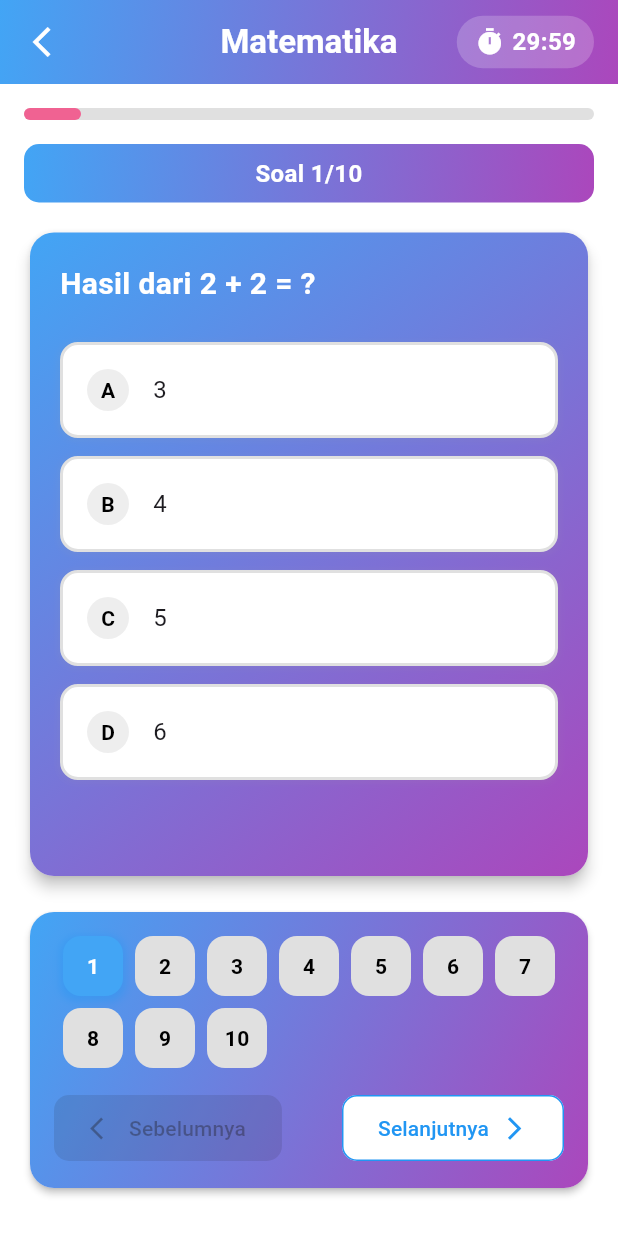
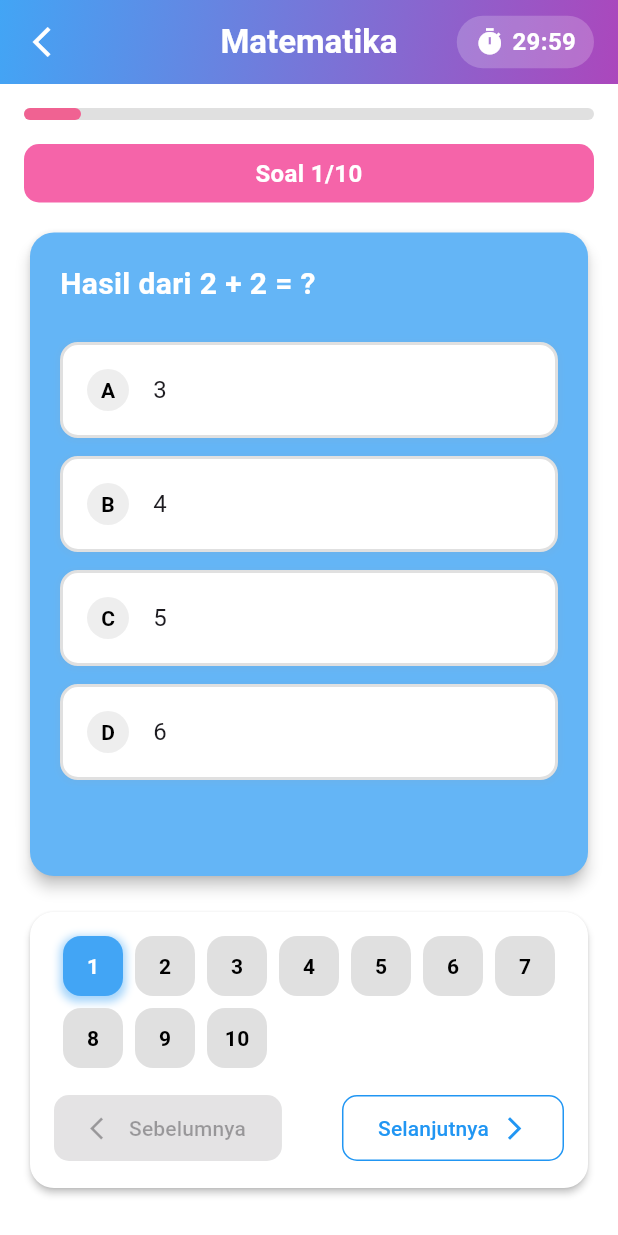
Before and after one commit to kurniaawann/Tugas_Akhir_MP, a Flutter app: the screen it shows after launch, after a tap on "MATEMATIKA", on a phone screen of 412 x 824 dp. Run offline on Flutter 3.47's test engine with Material 3 defaults, Android fonts, the phone set to English and light mode, and no system bars; our stand-ins replace sqflite; accounts and stored records are empty.

Commit message:
Refactor QuizScreen UI: simplify card backgrounds and improve navigation button styles

```diff
--- a/lib/screens/quiz_screen.dart
+++ b/lib/screens/quiz_screen.dart
@@ -230,11 +230,7 @@ class QuizScreenState extends State<QuizScreen> {
             Container(
               padding: const EdgeInsets.symmetric(vertical: 8, horizontal: 12),
               decoration: BoxDecoration(
-                gradient: LinearGradient(
-                  begin: Alignment.topLeft,
-                  end: Alignment.bottomRight,
-                  colors: [Colors.blue[400]!, Colors.purple[400]!],
-                ),
+                color: Color(0xFFF564A9),
                 borderRadius: BorderRadius.circular(10),
               ),
               child: Text(
@@ -252,22 +248,15 @@ class QuizScreenState extends State<QuizScreen> {
             // Question card
             Expanded(
               child: Card(
+                color: Colors.blue[300],
                 elevation: 4,
                 shape: RoundedRectangleBorder(
                   borderRadius: BorderRadius.circular(16.0),
                 ),
-                child: Container(
-                  decoration: BoxDecoration(
-                    gradient: LinearGradient(
-                      begin: Alignment.topLeft,
-                      end: Alignment.bottomRight,
-                      // colors: [Colors.white, Colors.grey[50]!],
-                      colors: [Colors.blue[400]!, Colors.purple[400]!],
-                    ),
-                    borderRadius: BorderRadius.circular(16.0),
-                  ),
+                child: SingleChildScrollView(
+                  child: Padding(
+                    // padding: const EdgeInsets.all(8.0),
                     padding: const EdgeInsets.all(20.0),
-                  child: SingleChildScrollView(
                     child: Column(
                       crossAxisAlignment: CrossAxisAlignment.start,
                       children: [
@@ -388,21 +377,12 @@ class QuizScreenState extends State<QuizScreen> {
 
             // Navigation controls
             Card(
+              color: Colors.white,
               elevation: 2,
               shape: RoundedRectangleBorder(
                 borderRadius: BorderRadius.circular(16.0),
               ),
 
-              child: Container(
-                decoration: BoxDecoration(
-                  gradient: LinearGradient(
-                    begin: Alignment.topLeft,
-                    end: Alignment.bottomRight,
-                    // colors: [Colors.white, Colors.grey[50]!],
-                    colors: [Colors.blue[400]!, Colors.purple[400]!],
-                  ),
-                  borderRadius: BorderRadius.circular(16.0),
-                ),
               child: Padding(
                 padding: const EdgeInsets.all(16.0),
                 child: Column(
@@ -547,7 +527,6 @@ class QuizScreenState extends State<QuizScreen> {
                 ),
               ),
             ),
-            ),
             const SizedBox(height: 12),
 
             // Submit button (only shown on last question)
```
Lines whose indentation alone changed are shown as unchanged.
